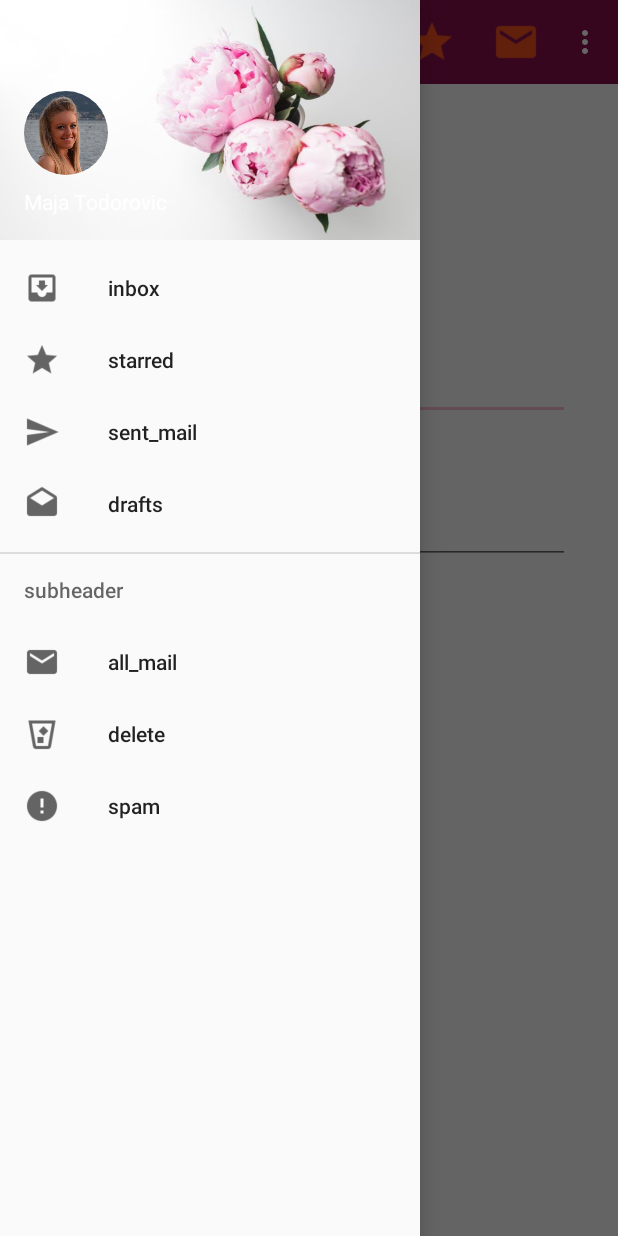
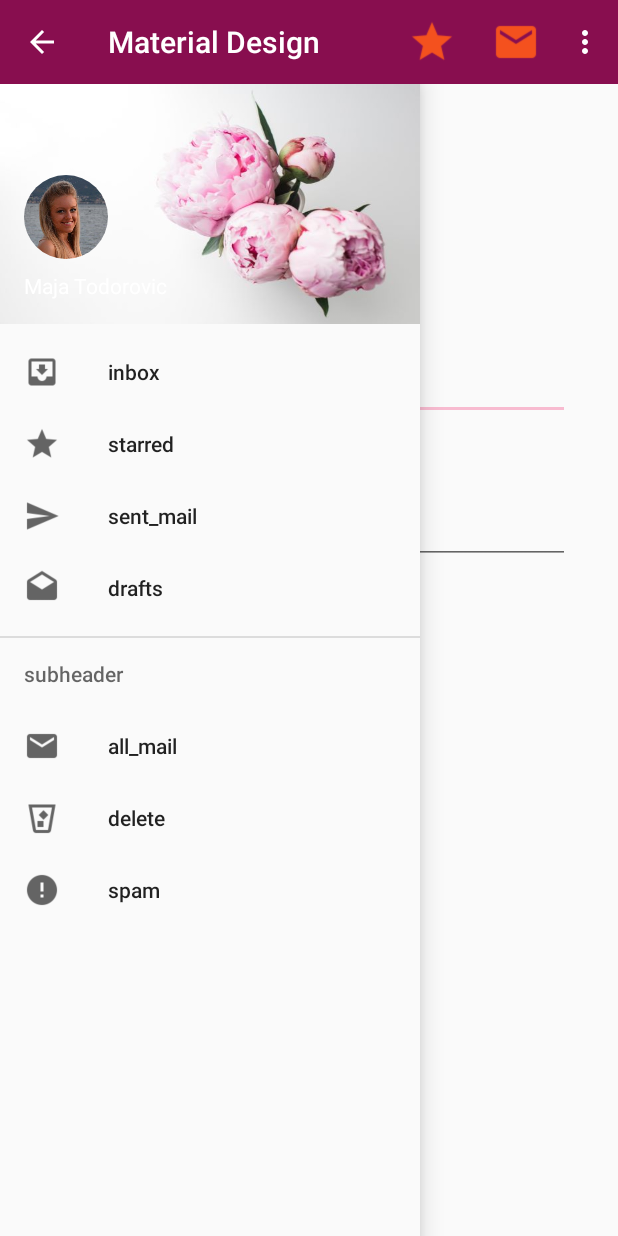
Before and after one commit to Majusna/MaterialDesignExercise, an Android app: the screen it shows after launch (MainActivity), with the side drawer open, on a phone screen of 412 x 824 dp. Run offline under Robolectric (Android 15) with nearby library versions, the phone set to English and light mode, and no system bars; our stand-ins replace CircleImageView.

Commit message:
drawer under the toolbar A version

```diff
--- a/app/src/main/res/layout/navigation_drawer.xml
+++ b/app/src/main/res/layout/navigation_drawer.xml
@@ -1,16 +1,21 @@
 <?xml version="1.0" encoding="utf-8"?>
+<RelativeLayout
+    xmlns:android="http://schemas.android.com/apk/res/android"
+    android:layout_width="match_parent"
+    android:layout_height="match_parent">
+
+    <include layout="@layout/activity_main"/>
+
     <android.support.v4.widget.DrawerLayout
-    xmlns:android="http://schemas.android.com/apk/res/android"
+        android:layout_marginTop="?attr/actionBarSize"
         android:layout_width="match_parent"
         android:layout_height="match_parent"
         android:id="@+id/drawer_layout"
-    android:fitsSystemWindows="true"
+        android:fitsSystemWindows="false"
 
         xmlns:tools = "http://schemas.android.com/tools"
         xmlns:app="http://schemas.android.com/apk/res-auto"
         tools:openDrawer= "start">
-
-    <include layout="@layout/activity_main"/>
 
         <android.support.design.widget.NavigationView
             android:layout_width="wrap_content"
@@ -23,3 +28,8 @@
             app:menu="@menu/navigation_menu"/>
 
     </android.support.v4.widget.DrawerLayout>
+
+
+
+
+</RelativeLayout>
```
Lines whose indentation alone changed are shown as unchanged.
